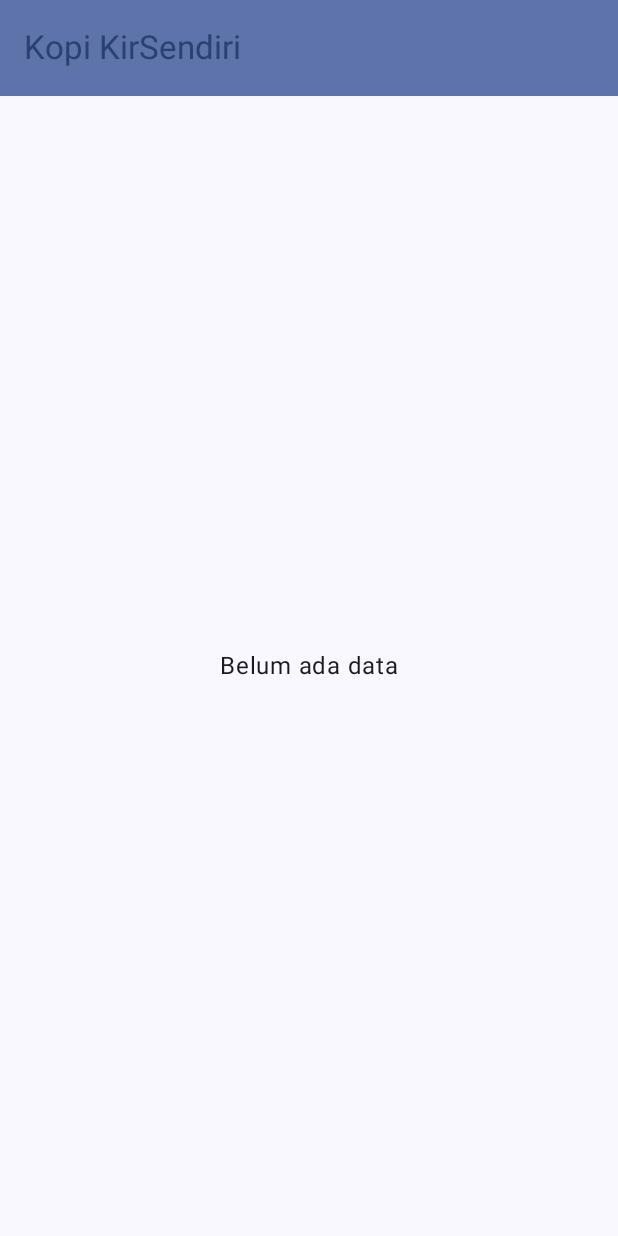
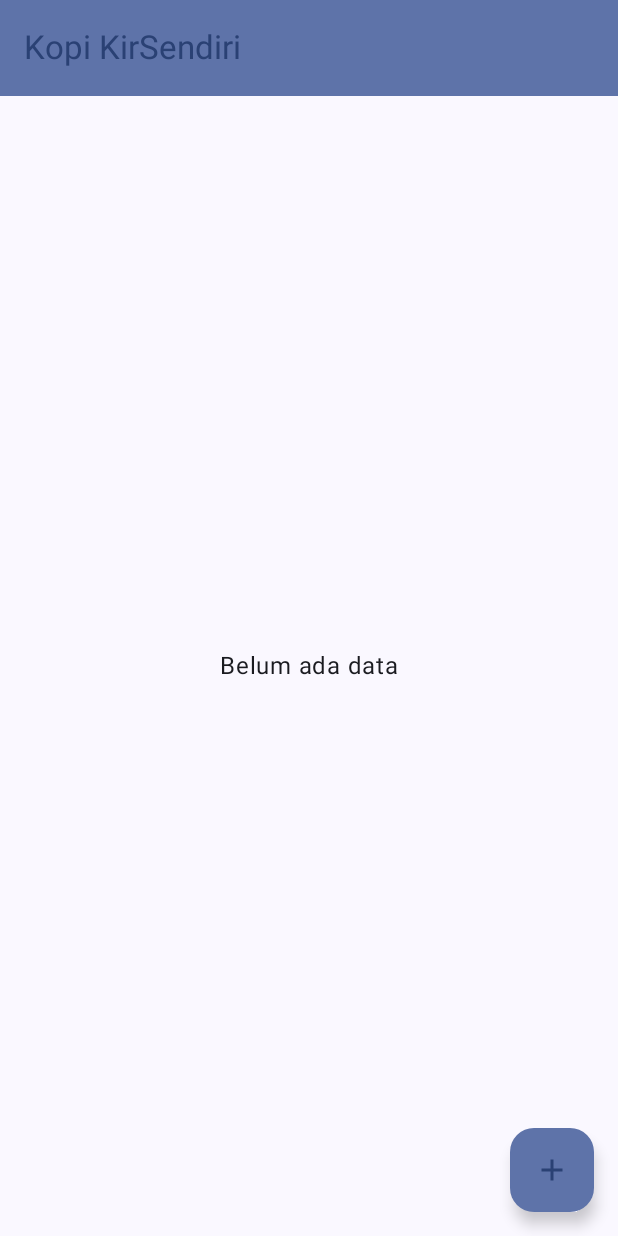
Before and after one commit to fajarSahab/MiniProject2, an Android app built with Jetpack Compose: the screen it shows after launch (MainActivity), on a phone screen of 412 x 824 dp. Run offline under Robolectric (Android 15) with nearby library versions, the phone set to English and light mode, and no system bars; our stand-ins replace Room's generated code.

```diff
--- a/app/src/main/java/org/d3if3015/miniproject2/navigation/NavGraph.kt
+++ b/app/src/main/java/org/d3if3015/miniproject2/navigation/NavGraph.kt
@@ -5,6 +5,7 @@ import androidx.navigation.NavHostController
 import androidx.navigation.compose.NavHost
 import androidx.navigation.compose.composable
 import androidx.navigation.compose.rememberNavController
+import org.d3if3015.miniproject2.ui.screen.DetailScreen
 import org.d3if3015.miniproject2.ui.screen.MainScreen
 
 @Composable
@@ -14,7 +15,10 @@ fun SetUpNavGraph(navController: NavHostController = rememberNavController()){
         startDestination = Screen.Home.route
     ){
         composable(route = Screen.Home.route){
-        MainScreen(navController)
+            MainScreen(navController)
+        }
+        composable(route = Screen.FormBaru.route){
+            DetailScreen(navController)
         }
     }
 }
--- a/app/src/main/java/org/d3if3015/miniproject2/navigation/Screen.kt
+++ b/app/src/main/java/org/d3if3015/miniproject2/navigation/Screen.kt
@@ -1,5 +1,10 @@
 package org.d3if3015.miniproject2.navigation
 
+import org.d3if3015.miniproject2.ui.screen.KEY_ID_CATATAN
 sealed class Screen (val route: String){
     data object Home: Screen("mainScreen")
+    data object FormBaru: Screen("detailScreen")
+    data object FormUbah: Screen("detailScreen/{$KEY_ID_CATATAN}"){
+        fun withId(id: Long)= "detailScreen/$id"
+    }
 }
--- a/app/src/main/java/org/d3if3015/miniproject2/ui/screen/MainScreen.kt
+++ b/app/src/main/java/org/d3if3015/miniproject2/ui/screen/MainScreen.kt
@@ -3,9 +3,15 @@ package org.d3if3015.miniproject2.ui.screen
 import android.content.res.Configuration
 import androidx.compose.foundation.layout.Arrangement
 import androidx.compose.foundation.layout.Column
+import androidx.compose.foundation.layout.PaddingValues
 import androidx.compose.foundation.layout.fillMaxSize
 import androidx.compose.foundation.layout.padding
+import androidx.compose.foundation.lazy.LazyColumn
+import androidx.compose.material.icons.Icons
+import androidx.compose.material.icons.filled.Add
 import androidx.compose.material3.ExperimentalMaterial3Api
+import androidx.compose.material3.FloatingActionButton
+import androidx.compose.material3.Icon
 import androidx.compose.material3.MaterialTheme
 import androidx.compose.material3.Scaffold
 import androidx.compose.material3.Text
@@ -25,12 +31,16 @@ import androidx.navigation.NavHostController
 import androidx.navigation.compose.rememberNavController
 import org.d3if3015.miniproject2.R
 import org.d3if3015.miniproject2.database.PesananDb
+import org.d3if3015.miniproject2.navigation.Screen
 import org.d3if3015.miniproject2.ui.theme.MiniProject2Theme
+import org.d3if3015.miniproject2.util.SettingsDataStore
 import org.d3if3015.miniproject2.util.ViewModelFactory
 
 @OptIn(ExperimentalMaterial3Api::class)
 @Composable
 fun MainScreen(navController: NavHostController){
+    val dataStore = SettingsDataStore(LocalContext.current)
+    val showList by dataStore.layoutFlow.collectAsState(true)
     Scaffold(
         topBar = {
             TopAppBar(
@@ -43,13 +53,26 @@ fun MainScreen(navController: NavHostController){
                 ),
             )
         },
+
+        floatingActionButton = {
+            FloatingActionButton(onClick = {
+                navController.navigate(Screen.FormBaru.route)
+            }
+            ) {
+                Icon(
+                    imageVector = Icons.Filled.Add,
+                    contentDescription = stringResource(id = R.string.tambah_pesanan),
+                    tint = MaterialTheme.colorScheme.primary
+                )
+            }
+        }
     ){pading ->
-        ScreenContent(Modifier.padding(pading))
+        ScreenContent(showList,Modifier.padding(pading))
     }
 }
 
 @Composable
-fun ScreenContent(modifier: Modifier){
+fun ScreenContent(showList: Boolean,modifier: Modifier){
     val context = LocalContext.current
     val db = PesananDb.getInstance(context)
     val factory = ViewModelFactory(db.dao)
@@ -67,7 +90,19 @@ fun ScreenContent(modifier: Modifier){
             Text(text = stringResource(id = R.string.list_kosong))
         }
     }
-}
+    else {
+        if (showList) {
+            LazyColumn(
+                modifier = modifier
+                    .fillMaxSize(),
+                contentPadding = PaddingValues(bottom = 84.dp)
+            ) {
+                }
+            }
+        }
+    }
+
+
 
 
 @Preview(showBackground = true)
--- /dev/null
+++ b/app/src/main/java/org/d3if3015/miniproject2/util/SettingsDataStore.kt
@@ -0,0 +1,30 @@
+package org.d3if3015.miniproject2.util
+
+import android.content.Context
+import androidx.datastore.core.DataStore
+import androidx.datastore.preferences.core.Preferences
+import androidx.datastore.preferences.core.booleanPreferencesKey
+import androidx.datastore.preferences.core.edit
+import androidx.datastore.preferences.preferencesDataStore
+import kotlinx.coroutines.flow.Flow
+import kotlinx.coroutines.flow.map
+
+val Context.dataStore : DataStore<Preferences> by preferencesDataStore(
+    name = "settings_preference"
+)
+
+class SettingsDataStore(private val context: Context) {
+    companion object{
+        private val IS_LIST = booleanPreferencesKey("is_list")
+    }
+
+    val layoutFlow: Flow<Boolean> = context.dataStore.data.map { preferences ->
+        preferences[IS_LIST] ?: true
+    }
+
+    suspend fun saveLayout(isList: Boolean) {
+        context.dataStore.edit{ preferences ->
+            preferences[IS_LIST] = isList
+        }
+    }
+}
--- a/app/src/main/res/values/strings.xml
+++ b/app/src/main/res/values/strings.xml
@@ -1,4 +1,6 @@
 <resources>
     <string name="app_name">Kopi KirSendiri</string>
     <string name="list_kosong">Belum ada data</string>
+    <string name="tambah_pesanan">Tambah pesanan</string>
+    <string name="kembali">Kembali</string>
 </resources>
```
Also changed, not shown: app/src/main/java/org/d3if3015/miniproject2/ui/screen/DetailScreen.kt (added, +53 -0 lines).
